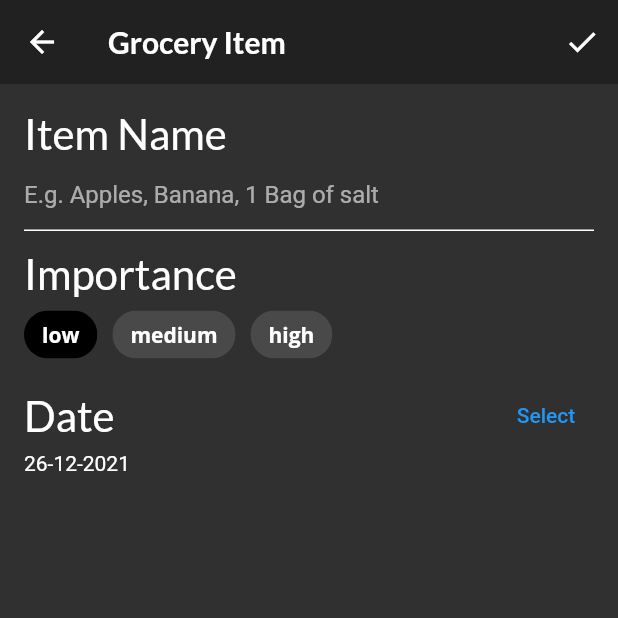
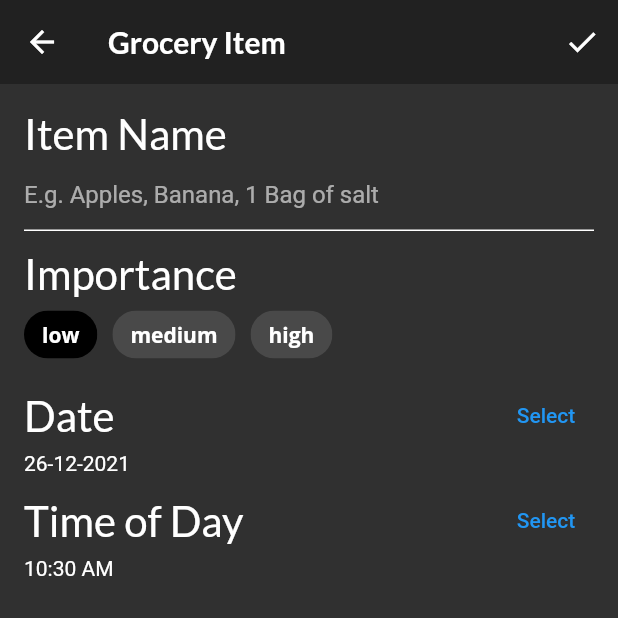
Before and after one commit to Kvaara/flutter_fooderlich_app, a Flutter app: the screen it shows after launch, item 3 of the bottom bar chosen, after a tap on the "add" icon, on a phone screen of 412 x 824 dp, the top half of it. Run offline on Flutter 3.47's test engine with Material 2 defaults, Android fonts, the phone set to English and light mode, and no system bars; our stand-ins replace google_fonts.

Commit message:
Created a buildTimeField method that returns a Column Widget with Text widgets and a TextButton. TextButton opens a Material Time Picker when tapped and users can select a time through that.

```diff
--- a/lib/screens/grocery_item_screen.dart
+++ b/lib/screens/grocery_item_screen.dart
@@ -86,6 +86,8 @@ class _GroceryItemScreenState extends State<GroceryItemScreen> {
             buildImportanceField(),
             const SizedBox(height: 6.0),
             buildDateField(context),
+            const SizedBox(height: 6.0),
+            buildTimeField(context),
           ],
         ),
       ),
@@ -207,4 +209,37 @@ class _GroceryItemScreenState extends State<GroceryItemScreen> {
       ],
     );
   }
+
+  Widget buildTimeField(BuildContext context) {
+    return Column(
+      crossAxisAlignment: CrossAxisAlignment.start,
+      children: [
+        Row(
+          mainAxisAlignment: MainAxisAlignment.spaceBetween,
+          children: [
+            Text(
+              'Time of Day',
+              style: GoogleFonts.lato(fontSize: 28.0),
+            ),
+            TextButton(
+              child: const Text('Select'),
+              onPressed: () async {
+                final timeOfDay = await showTimePicker(
+                  initialTime: TimeOfDay.now(),
+                  context: context,
+                );
+
+                setState(() {
+                  if (timeOfDay != null) {
+                    _timeOfDay = timeOfDay;
+                  }
+                });
+              },
+            ),
+          ],
+        ),
+        Text(_timeOfDay.format(context)),
+      ],
+    );
+  }
 }
```
